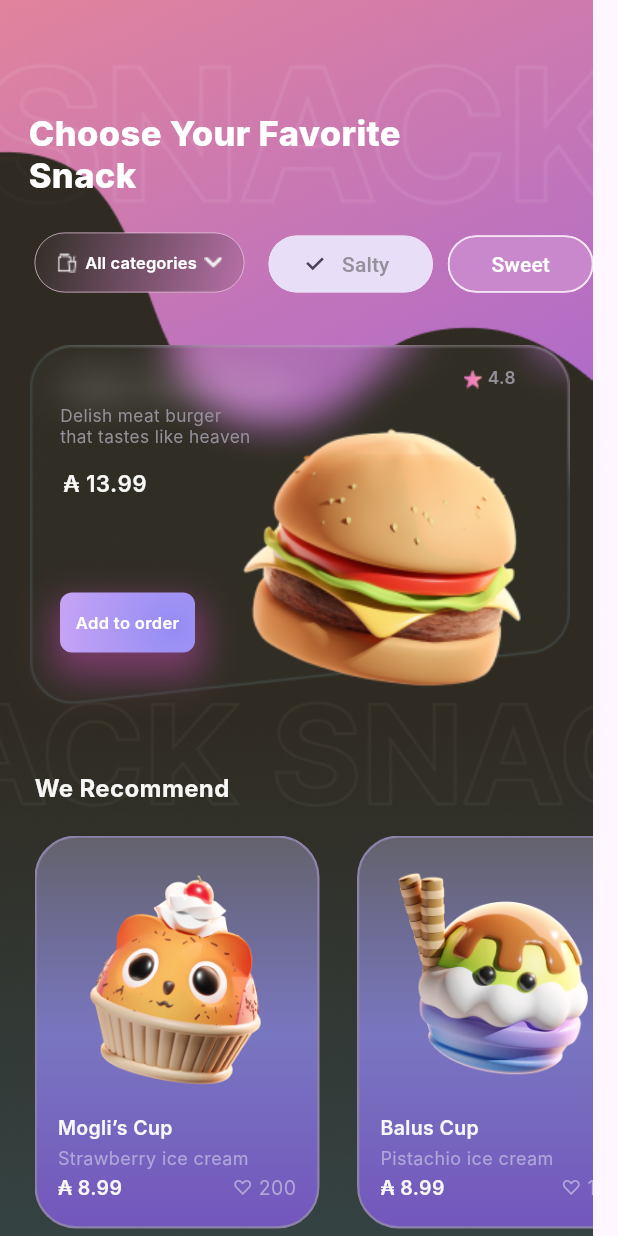
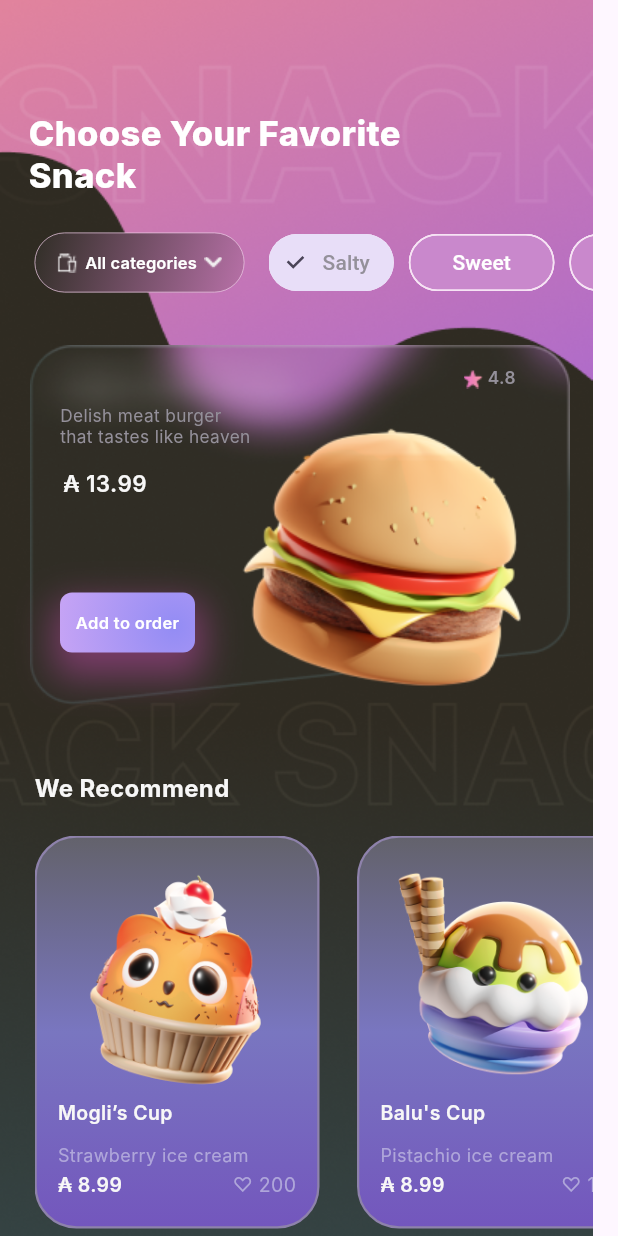
Before and after one commit to hialeks/jp_screens, a Flutter app: the Screen02 screen opened directly, on a phone screen of 412 x 824 dp. Run offline on Flutter 3.47's test engine with Material 3 defaults, Android fonts, the phone set to English and light mode, and no system bars; Roboto replaces fonts that are missing (Inter).

Commit message:
EndlichScr02

```diff
--- a/lib/src/features/overview/domain/widgets.dart
+++ b/lib/src/features/overview/domain/widgets.dart
@@ -175,21 +175,18 @@ class Screen02Widgets {
           colors: [
             Color.fromARGB(255, 48, 46, 38),
             Color.fromARGB(255, 184, 113, 168)
-          ], // Example gradient colors
+          ],
           begin: Alignment.topLeft,
           end: Alignment.bottomRight,
         ),
         borderRadius: BorderRadius.circular(20),
         border: Border.all(
           color: const Color.fromARGB(255, 232, 198, 224), // Border color
-          width: 0.5, // Border width
-          // Adjust as needed
+          width: 0.5,
         ),
       ),
       child: TextButton(
-        onPressed: () {
-          // Handle button press
-        },
+        onPressed: () {},
         child: Row(
           mainAxisAlignment: MainAxisAlignment.center,
           crossAxisAlignment: CrossAxisAlignment.center,
@@ -204,7 +201,7 @@ class Screen02Widgets {
                 ),
               ),
             ),
-            const SizedBox(width: 5), // Add some spacing between icon and text
+            const SizedBox(width: 5),
             const Text(
               'All categories',
               style: TextStyle(
@@ -212,10 +209,10 @@ class Screen02Widgets {
                 fontSize: 11,
                 fontFamily: 'Inter',
                 fontWeight: FontWeight.w600,
-                height: 1, // Adjust the height based on your design
+                height: 1,
               ),
             ),
-            const SizedBox(width: 5), // Add some spacing between text and arrow
+            const SizedBox(width: 5),
             Container(
               width: 12,
               height: 8,
@@ -245,20 +242,15 @@ class Screen02Widgets {
               shape: RoundedRectangleBorder(
                 borderRadius: BorderRadius.circular(20),
                 side: const BorderSide(
-                  color: Color.fromARGB(0, 0, 0, 0), // Цвят на рамката
-                  width: 1, // Ширина на рамката
+                  color: Color.fromARGB(0, 0, 0, 0),
+                  width: 1,
                 ),
               ),
-              backgroundColor: const Color.fromARGB(255, 237, 199,
-                  233), // Фонов цвят на бутона - можеш да го промениш
-              labelStyle: const TextStyle(
-                  color: Color(
-                      0xFF94909A)), // Примерен цвят на текста - можеш да го промениш
-              padding: const EdgeInsets.symmetric(
-                  horizontal: 20,
-                  vertical: 8), // Промени размерите според желанието си
+              backgroundColor: const Color.fromARGB(255, 237, 199, 233),
+              labelStyle: const TextStyle(color: Color(0xFF94909A)),
+              padding: const EdgeInsets.symmetric(horizontal: 7, vertical: 8),
             ),
-            const SizedBox(width: 10), // Пространство между бутоните
+            const SizedBox(width: 10),
             ChoiceChip(
               label: const Text("Sweet"),
               selected: false,
@@ -266,80 +258,62 @@ class Screen02Widgets {
               shape: RoundedRectangleBorder(
                 borderRadius: BorderRadius.circular(20),
                 side: const BorderSide(
-                  color: Color.fromARGB(255, 246, 227, 244), // Цвят на рамката
-                  width: 1, // Ширина на рамката
+                  color: Color.fromARGB(255, 246, 227, 244),
+                  width: 1,
                 ),
               ),
-              backgroundColor: const Color.fromARGB(
-                  255, 201, 136, 204), // Примерен цвят - можеш да го промениш
-              labelStyle: const TextStyle(
-                  color: Colors
-                      .white), // Примерен цвят на текста - можеш да го промениш
-              padding: const EdgeInsets.symmetric(
-                  horizontal: 20,
-                  vertical: 8), // Промени размерите според желанието си
+              backgroundColor: const Color.fromARGB(255, 201, 136, 204),
+              labelStyle: const TextStyle(color: Colors.white),
+              padding: const EdgeInsets.symmetric(horizontal: 20, vertical: 8),
             ),
+            const SizedBox(width: 10),
             ChoiceChip(
-              label: const Text("Sweet"),
+              label: const Text("Sour"),
               selected: false,
               onSelected: (_) {},
               shape: RoundedRectangleBorder(
                 borderRadius: BorderRadius.circular(20),
                 side: const BorderSide(
                   color: Color.fromARGB(255, 246, 227, 244), // Цвят на рамката
-                  width: 1, // Ширина на рамката
+                  width: 1,
                 ),
               ),
-              backgroundColor: const Color.fromARGB(
-                  255, 201, 136, 204), // Примерен цвят - можеш да го промениш
-              labelStyle: const TextStyle(
-                  color: Colors
-                      .white), // Примерен цвят на текста - можеш да го промениш
-              padding: const EdgeInsets.symmetric(
-                  horizontal: 20,
-                  vertical: 8), // Промени размерите според желанието си
+              backgroundColor: const Color.fromARGB(255, 201, 136, 204),
+              labelStyle: const TextStyle(color: Colors.white),
+              padding: const EdgeInsets.symmetric(horizontal: 20, vertical: 8),
             ),
+            const SizedBox(width: 10),
             ChoiceChip(
-              label: const Text("Sweet"),
+              label: const Text("Bitter"),
               selected: false,
               onSelected: (_) {},
               shape: RoundedRectangleBorder(
                 borderRadius: BorderRadius.circular(20),
                 side: const BorderSide(
-                  color: Color.fromARGB(255, 246, 227, 244), // Цвят на рамката
-                  width: 1, // Ширина на рамката
+                  color: Color.fromARGB(255, 246, 227, 244),
+                  width: 1,
                 ),
               ),
-              backgroundColor: const Color.fromARGB(
-                  255, 201, 136, 204), // Примерен цвят - можеш да го промениш
-              labelStyle: const TextStyle(
-                  color: Colors
-                      .white), // Примерен цвят на текста - можеш да го промениш
-              padding: const EdgeInsets.symmetric(
-                  horizontal: 20,
-                  vertical: 8), // Промени размерите според желанието си
+              backgroundColor: const Color.fromARGB(255, 201, 136, 204),
+              labelStyle: const TextStyle(color: Colors.white),
+              padding: const EdgeInsets.symmetric(horizontal: 20, vertical: 8),
             ),
+            const SizedBox(width: 10),
             ChoiceChip(
-              label: const Text("Sweet"),
+              label: const Text("Umami"),
               selected: false,
               onSelected: (_) {},
               shape: RoundedRectangleBorder(
                 borderRadius: BorderRadius.circular(20),
                 side: const BorderSide(
-                  color: Color.fromARGB(255, 246, 227, 244), // Цвят на рамката
-                  width: 1, // Ширина на рамката
+                  color: Color.fromARGB(255, 246, 227, 244),
+                  width: 1,
                 ),
               ),
-              backgroundColor: const Color.fromARGB(
-                  255, 201, 136, 204), // Примерен цвят - можеш да го промениш
-              labelStyle: const TextStyle(
-                  color: Colors
-                      .white), // Примерен цвят на текста - можеш да го промениш
-              padding: const EdgeInsets.symmetric(
-                  horizontal: 20,
-                  vertical: 8), // Промени размерите според желанието си
+              backgroundColor: const Color.fromARGB(255, 201, 136, 204),
+              labelStyle: const TextStyle(color: Colors.white),
+              padding: const EdgeInsets.symmetric(horizontal: 20, vertical: 8),
             ),
-            // Останалите бутони със същите настройки...
           ],
         ),
       ],
@@ -524,7 +498,7 @@ class Screen02Widgets {
               ),
             ),
           ),
-          const SizedBox(height: 10),
+          const SizedBox(height: 0),
           Text(
             cupName,
             style: const TextStyle(
@@ -534,7 +508,7 @@ class Screen02Widgets {
               fontWeight: FontWeight.w600,
             ),
           ),
-          const SizedBox(height: 2),
+          const SizedBox(height: 10),
           Text(
             productName,
             style: const TextStyle(
--- a/lib/src/features/overview/presentation/screens/screen_02.dart
+++ b/lib/src/features/overview/presentation/screens/screen_02.dart
@@ -20,21 +20,26 @@ class Screen02 extends StatelessWidget {
           children: [
             Screen02Widgets.headerText(),
             Screen02Widgets.categoriesIco(),
-            // Screen02Widgets.categoriesChip(),
             Screen02Widgets.productBckgImage(),
             Screen02Widgets.product3DImage(),
-            Screen02Widgets.addOrderButton(context), // addButton
+            Screen02Widgets.addOrderButton(context),
             Screen02Widgets.productDescriptionText(),
             Screen02Widgets.productPriceText(),
             Screen02Widgets.ratingText(),
             Screen02Widgets.starIcon(),
             Positioned(
               left: 179,
-              top: 152,
-              child: Screen02Widgets.categoriesChip(),
+              top: 151,
+              child: SizedBox(
+                height: 50,
+                width: 395,
+                child: SingleChildScrollView(
+                  scrollDirection: Axis.horizontal,
+                  child: Screen02Widgets.categoriesChip(),
+                ),
+              ),
             ),
             Screen02Widgets.recommendationText(),
-
             Positioned(
               left: 23,
               top: 557,
@@ -47,29 +52,28 @@ class Screen02 extends StatelessWidget {
                     children: [
                       Screen02Widgets.productItem(
                         imageUrl: "assets/grafiken/cat cupcakes_3D.png",
-                        cupName: "Mogli"
-                            "’s Cup",
+                        cupName: "Mogli’s Cup",
                         productName: "Strawberry ice cream",
                         likes: "♡ 200",
                         price: "₳ 8.99",
                       ),
                       Screen02Widgets.productItem(
                         imageUrl: "assets/grafiken/Icecream.png",
-                        cupName: "Balus Cup",
+                        cupName: "Balu's Cup",
                         productName: "Pistachio ice cream",
                         price: "₳ 8.99",
                         likes: "♡ 177",
                       ),
                       Screen02Widgets.productItem(
                         imageUrl: "assets/grafiken/Icecream_3D.png",
-                        cupName: "Alekss Lolly",
+                        cupName: "Aleks's Lolly",
                         productName: "Pistachio ice cream",
                         price: "₳ 8.99",
                         likes: "♡ 317",
                       ),
                       Screen02Widgets.productItem(
                         imageUrl: "assets/grafiken/ice cream stick_3D.png",
-                        cupName: "Kidss Wonder",
+                        cupName: "Kids's Wonder",
                         productName: "Pistachio ice cream",
                         price: "₳ 8.99",
                         likes: "♡ 177",
```
